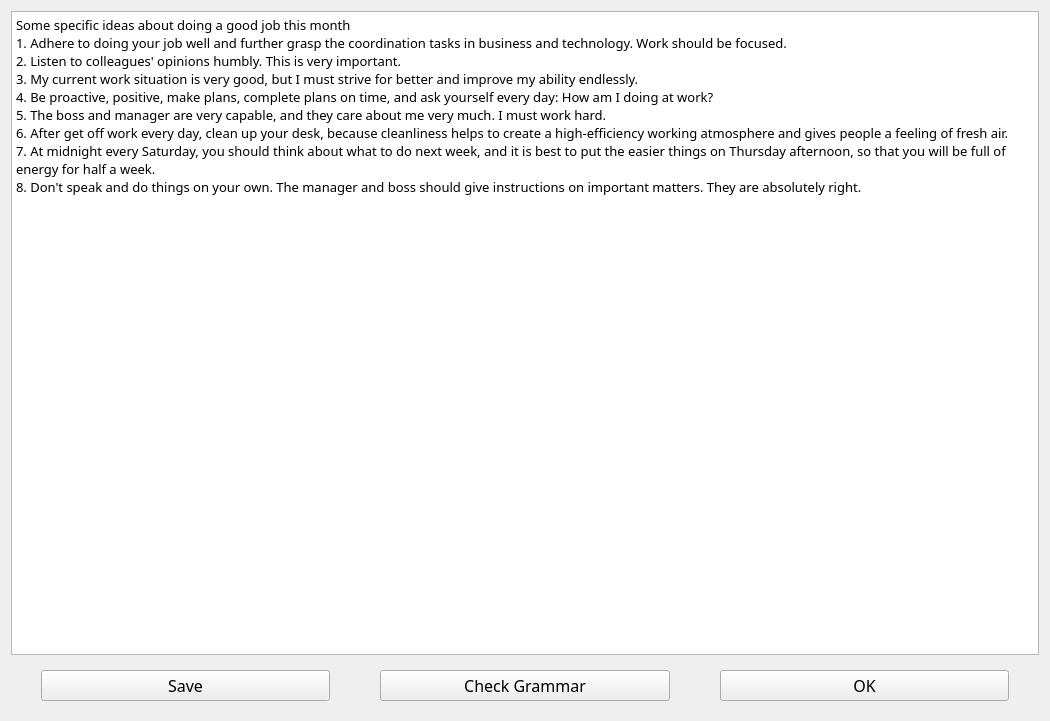
This is form/text_editor.ui in soda92/beijing_fushengji_rewrite as Qt 5 draws it before an edit. The edited form follows.
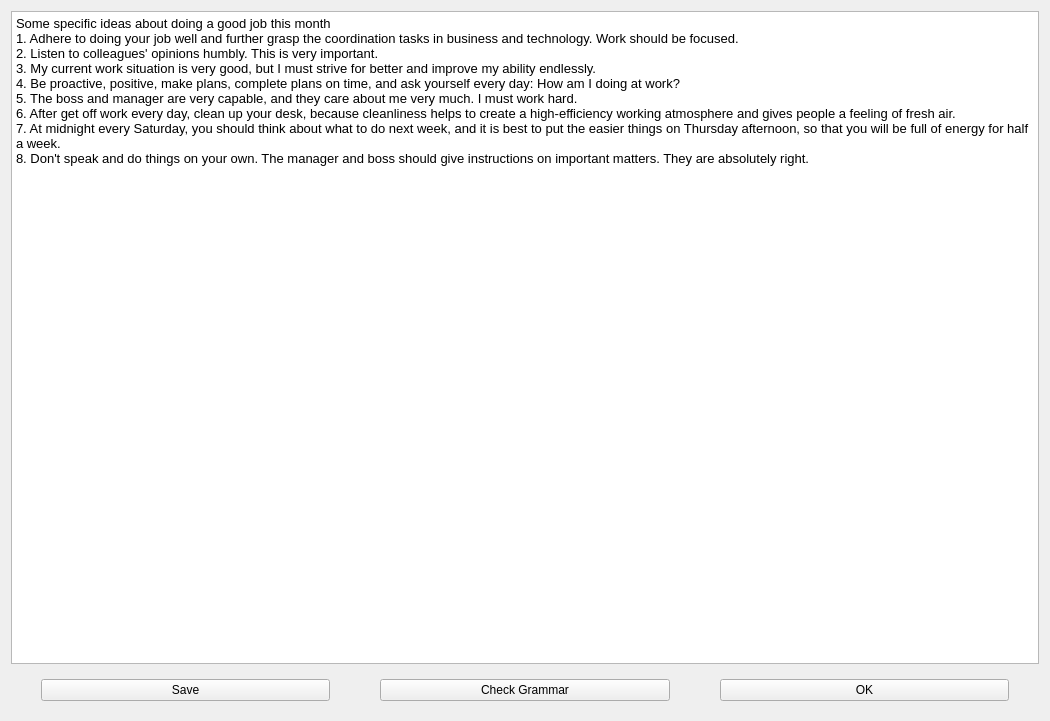
This is the edited form.

```diff
--- a/form/text_editor.ui
+++ b/form/text_editor.ui
@@ -13,11 +13,7 @@
   <property name="windowTitle">
    <string>Writing</string>
   </property>
-  <property name="styleSheet">
-   <string notr="true">QLabel, QPushButton, QTextBrowser, QGroupBox, QTextEdit {
-                font: 12pt MiSans;
-            }</string>
-  </property>
+  
   <layout class="QVBoxLayout" name="verticalLayout">
    <item>
     <widget class="QTextEdit" name="textEdit">
```
